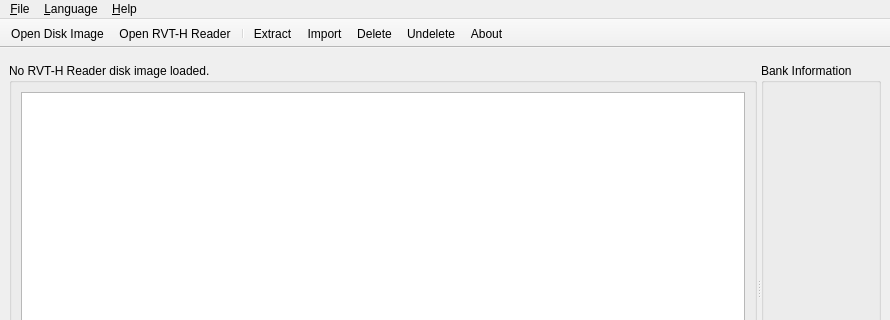
GerbilSoft/rvthtool, file src/qrvthtool/windows/QRvtHToolWindow.ui: the form before one commit; both pictures show x 0 to 890 and y 0 to 320 of the 890 by 540 pixel window.
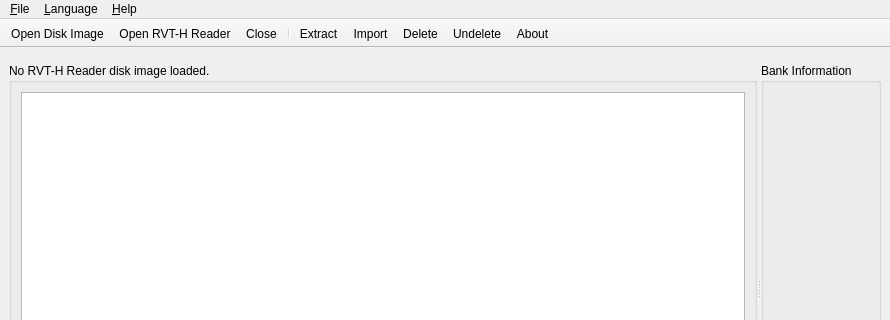
The form after the commit. Icons and pictures are not drawn. Custom widgets are drawn as their Qt base class.

Commit message: [qrvthtool] QRvtHToolWindow.ui: Add the "Close" button to the toolbar.

Patch:
```diff
--- a/src/qrvthtool/windows/QRvtHToolWindow.ui
+++ b/src/qrvthtool/windows/QRvtHToolWindow.ui
@@ -148,6 +148,7 @@
    </attribute>
    <addaction name="actionOpenDiskImage"/>
    <addaction name="actionOpenDevice"/>
+   <addaction name="actionClose"/>
    <addaction name="separator"/>
    <addaction name="actionExtract"/>
    <addaction name="actionImport"/>
```
